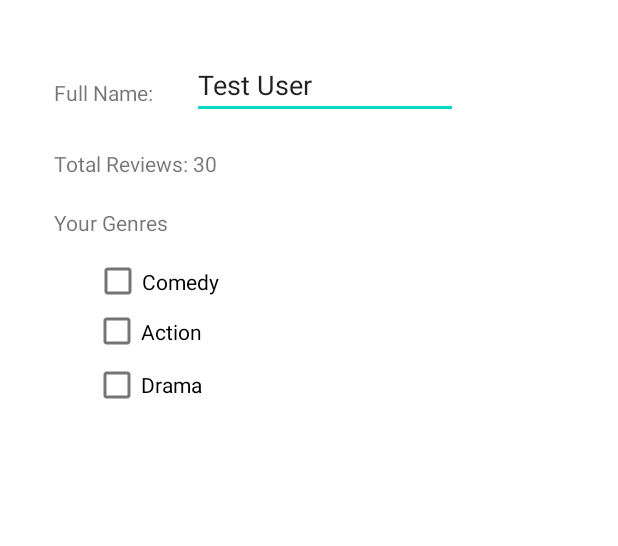
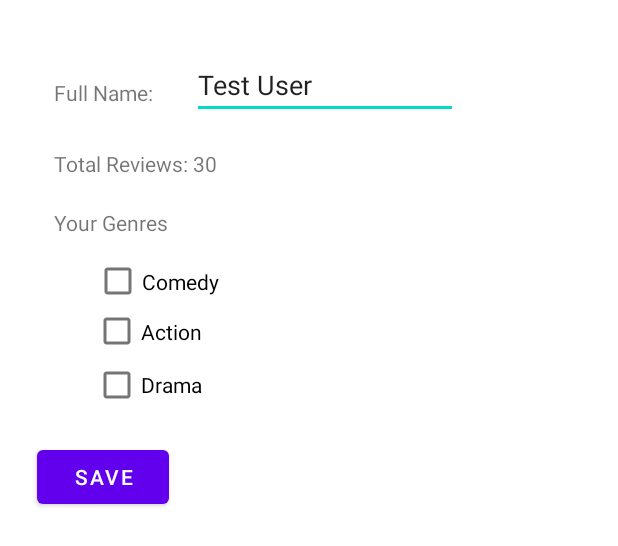
Before and after one commit to eshwaribhide/Movie-Reviewer-Android-App, an Android app: the layout activity_profile_page.xml on its own in the app's theme, with its tools: preview values and no code run, on a phone screen of 412 x 824 dp. Shown: the top 546 px of the screen. Run offline under Robolectric (Android 15) with nearby library versions, the phone set to English and light mode, and no system bars.

Commit message:
Make profile page updates write to db

```diff
--- a/app/src/main/java/edu/neu/madcourse/numad22sp_moviereviewer_teamdedj/MainActivity.java
+++ b/app/src/main/java/edu/neu/madcourse/numad22sp_moviereviewer_teamdedj/MainActivity.java
@@ -34,6 +34,7 @@ import java.util.ArrayList;
 // 3. Leaderboard, remove profile picture and replace with badge, add review count and perhaps position
 // 4. Display reviews design poster gets cut off
 // 5. Theaters near me
+// 6. layout for profile page, add username change
 public class MainActivity extends AppCompatActivity {
     public DrawerLayout drawerLayout;
     public ActionBarDrawerToggle actionBarDrawerToggle;
--- a/app/src/main/res/layout/activity_profile_page.xml
+++ b/app/src/main/res/layout/activity_profile_page.xml
@@ -81,4 +81,16 @@
         app:layout_constraintStart_toStartOf="parent"
         app:layout_constraintTop_toBottomOf="@+id/genres" />
 
+    <Button
+        android:id="@+id/saveProfileInfo"
+        android:layout_width="wrap_content"
+        android:layout_height="wrap_content"
+        android:layout_marginTop="136dp"
+        android:onClick="profileSaveButtonOnClick"
+        android:text="Save"
+        app:layout_constraintEnd_toEndOf="parent"
+        app:layout_constraintHorizontal_bias="0.077"
+        app:layout_constraintStart_toStartOf="parent"
+        app:layout_constraintTop_toBottomOf="@+id/genres" />
+
 </androidx.constraintlayout.widget.ConstraintLayout>
```
Also changed, not shown: app/src/main/java/edu/neu/madcourse/numad22sp_moviereviewer_teamdedj/ProfilePageActivity.java (+19 -0 lines).
